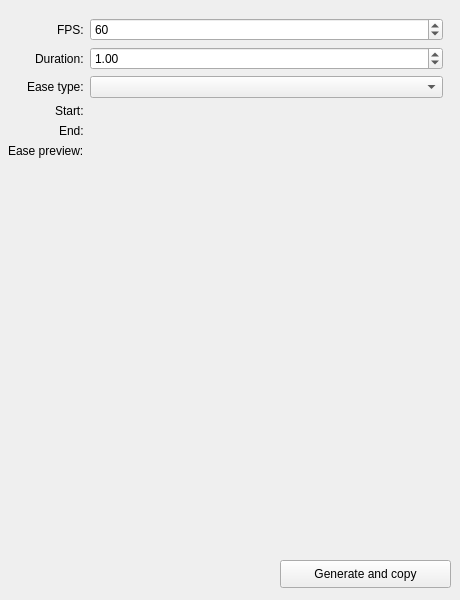
Qt form ui/window.ui (chocolateimage/kdenlive_ease_generator) before a commit.
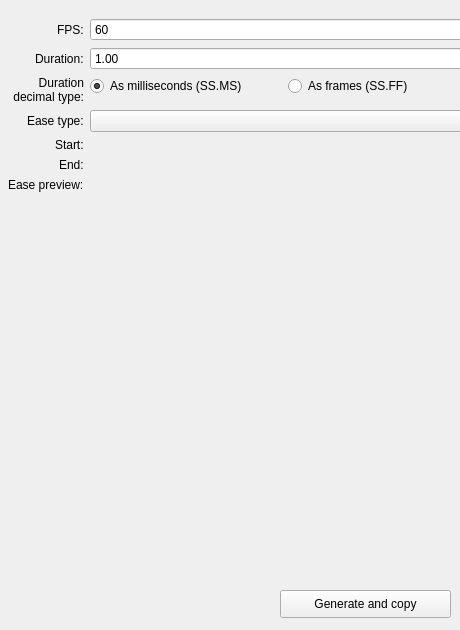
The same form after that commit.

Commit message: Add option to select frames in duration

Diff of the .ui file:
```diff
--- a/ui/window.ui
+++ b/ui/window.ui
@@ -7,19 +7,19 @@
     <x>0</x>
     <y>0</y>
     <width>460</width>
-    <height>600</height>
+    <height>630</height>
    </rect>
   </property>
   <property name="minimumSize">
    <size>
     <width>460</width>
-    <height>600</height>
+    <height>630</height>
    </size>
   </property>
   <property name="maximumSize">
    <size>
     <width>460</width>
-    <height>600</height>
+    <height>630</height>
    </size>
   </property>
   <property name="windowTitle">
@@ -32,7 +32,7 @@
    <property name="geometry">
     <rect>
      <x>280</x>
-     <y>560</y>
+     <y>590</y>
      <width>171</width>
      <height>28</height>
     </rect>
@@ -46,8 +46,8 @@
     <rect>
      <x>0</x>
      <y>10</y>
-     <width>451</width>
-     <height>541</height>
+     <width>487</width>
+     <height>571</height>
     </rect>
    </property>
    <layout class="QFormLayout" name="formLayout">
@@ -101,49 +101,81 @@
      </widget>
     </item>
     <item row="2" column="0">
+     <widget class="QLabel" name="label_7">
+      <property name="text">
+       <string>Duration
+decimal type:</string>
+      </property>
+      <property name="alignment">
+       <set>Qt::AlignRight|Qt::AlignTrailing|Qt::AlignVCenter</set>
+      </property>
+     </widget>
+    </item>
+    <item row="3" column="0">
      <widget class="QLabel" name="label_2">
       <property name="text">
        <string>Ease type:</string>
       </property>
      </widget>
     </item>
-    <item row="2" column="1">
+    <item row="3" column="1">
      <widget class="QComboBox" name="cbEaseType"/>
     </item>
-    <item row="3" column="0">
+    <item row="4" column="0">
      <widget class="QLabel" name="label_3">
       <property name="text">
        <string>Start:</string>
       </property>
      </widget>
     </item>
-    <item row="4" column="0">
-     <widget class="QLabel" name="label_4">
-      <property name="text">
-       <string>End:</string>
-      </property>
-     </widget>
-    </item>
     <item row="4" column="1">
-     <widget class="QWidget" name="widEndRect" native="true"/>
-    </item>
-    <item row="3" column="1">
      <widget class="QWidget" name="widStartRect" native="true"/>
     </item>
     <item row="5" column="0">
+     <widget class="QLabel" name="label_4">
+      <property name="text">
+       <string>End:</string>
+      </property>
+     </widget>
+    </item>
+    <item row="5" column="1">
+     <widget class="QWidget" name="widEndRect" native="true"/>
+    </item>
+    <item row="6" column="0">
      <widget class="QLabel" name="label_6">
       <property name="text">
        <string>Ease preview:</string>
       </property>
      </widget>
     </item>
-    <item row="5" column="1">
+    <item row="6" column="1">
      <widget class="QLabel" name="imgEasePreview">
       <property name="text">
        <string/>
       </property>
      </widget>
     </item>
+    <item row="2" column="1">
+     <layout class="QHBoxLayout" name="horizontalLayout">
+      <item>
+       <widget class="QRadioButton" name="durationTypeMS">
+        <property name="text">
+         <string>As milliseconds (SS.MS)</string>
+        </property>
+        <property name="checked">
+         <bool>true</bool>
+        </property>
+       </widget>
+      </item>
+      <item>
+       <widget class="QRadioButton" name="durationTypeFF">
+        <property name="text">
+         <string>As frames (SS.FF)</string>
+        </property>
+       </widget>
+      </item>
+     </layout>
+    </item>
    </layout>
   </widget>
   <zorder>formLayoutWidget</zorder>
```
The commit also changes 1 other file.
